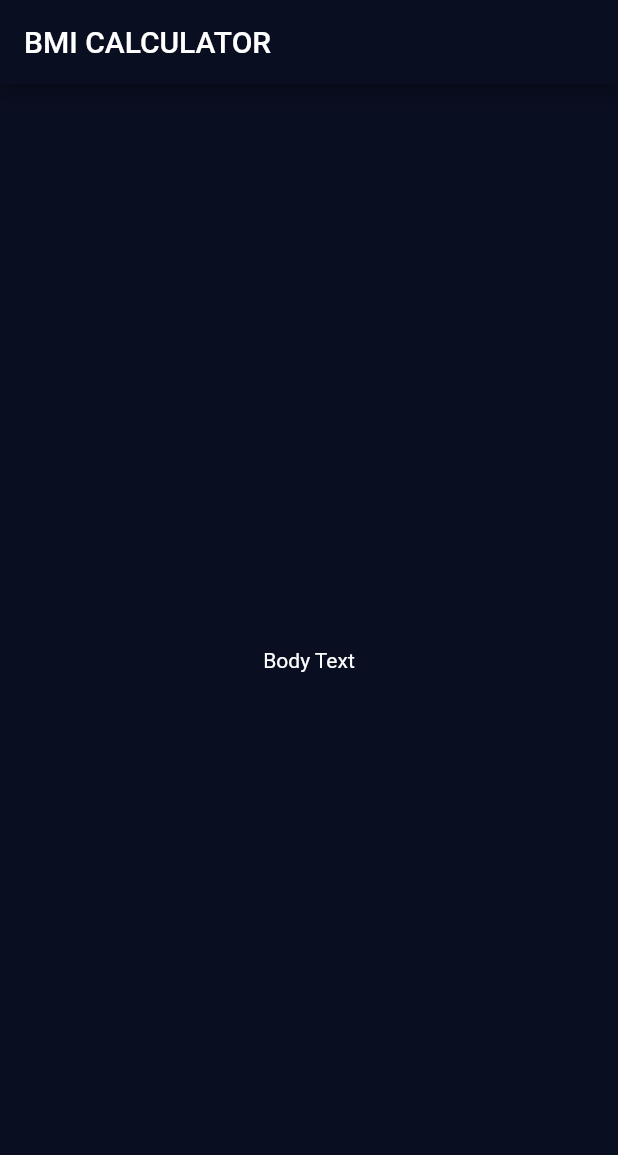
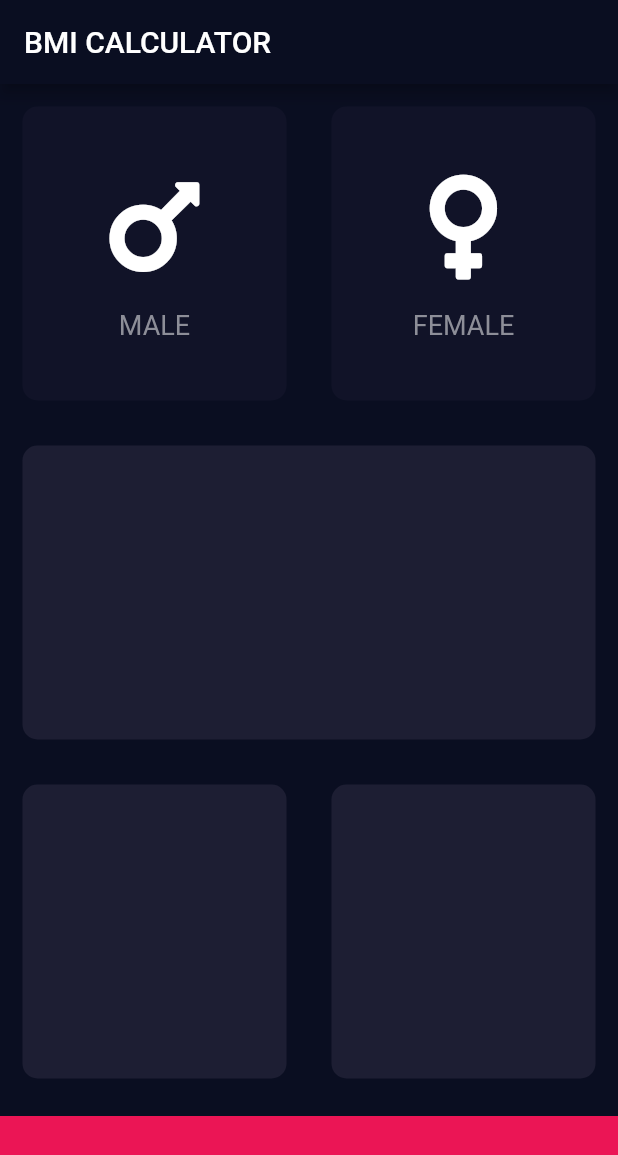
Before and after one commit to disono/flutter-template-ui, a Flutter app: the screen it shows after launch, on a phone screen of 412 x 824 dp. Shown: the top 1155 px of the screen. Run offline on Flutter 3.47's test engine with Material 2 defaults, Android fonts, the phone set to English and light mode, and no system bars; our stand-ins replace audioplayers, font_awesome_flutter.

Commit message:
Refactor code under card

```diff
--- /dev/null
+++ b/bmi-calculator-flutter/lib/icon_content.dart
@@ -0,0 +1,34 @@
+import 'package:flutter/material.dart';
+import 'package:font_awesome_flutter/font_awesome_flutter.dart';
+
+const labelStyle = TextStyle(
+  fontSize: 18,
+  color: Color(0xFF8D8E98),
+);
+
+class IconContent extends StatelessWidget {
+  IconContent({@required this.icon, this.label});
+
+  final IconData icon;
+  final String label;
+
+  @override
+  Widget build(BuildContext context) {
+    return Column(
+      mainAxisAlignment: MainAxisAlignment.center,
+      children: <Widget>[
+        FaIcon(
+          icon,
+          size: 80,
+        ),
+        SizedBox(
+          height: 15,
+        ),
+        Text(
+          label,
+          style: labelStyle,
+        )
+      ],
+    );
+  }
+}
--- a/bmi-calculator-flutter/lib/input_page.dart
+++ b/bmi-calculator-flutter/lib/input_page.dart
@@ -1,4 +1,13 @@
+import 'reusable_card.dart';
 import 'package:flutter/material.dart';
+import 'package:font_awesome_flutter/font_awesome_flutter.dart';
+import 'icon_content.dart';
+
+const double bottomContainerHeight = 80;
+const activeCardColor = Color(0xFF1D1E33);
+const inactiveCardColor = Color(0xFF111328);
+const bottomContainerColor = Color(0xFFEB1555);
+enum Gender{female, male}
 
 class InputPage extends StatefulWidget {
   @override
@@ -6,14 +15,91 @@ class InputPage extends StatefulWidget {
 }
 
 class _InputPageState extends State<InputPage> {
+  Color maleCardColor = inactiveCardColor;
+  Color femaleCardColor = inactiveCardColor;
+
+  void updateColor(Gender gender) {
+    maleCardColor = gender == Gender.male ? activeCardColor : inactiveCardColor;
+    femaleCardColor = gender == Gender.female ? activeCardColor : inactiveCardColor;
+  }
+
   @override
   Widget build(BuildContext context) {
     return Scaffold(
       appBar: AppBar(
         title: Text('BMI CALCULATOR'),
       ),
-      body: Center(
-        child: Text('Body Text'),
+      body: Column(
+        crossAxisAlignment: CrossAxisAlignment.stretch,
+        children: <Widget>[
+          Expanded(
+            child: Row(
+              children: <Widget>[
+                Expanded(
+                  child: ReusableCard(
+                    onTap: () {
+                      setState(() {
+                        this.updateColor(Gender.male);
+                      });
+                    },
+                    color: maleCardColor,
+                    cardChild: IconContent(
+                      icon: FontAwesomeIcons.mars,
+                      label: "MALE",
+                    ),
+                  ),
+                ),
+                Expanded(
+                  child: ReusableCard(
+                    onTap: () {
+                      setState(() {
+                        this.updateColor(Gender.female);
+                      });
+                    },
+                    color: femaleCardColor,
+                    cardChild: IconContent(
+                      icon: FontAwesomeIcons.venus,
+                      label: "FEMALE",
+                    ),
+                  ),
+                ),
+              ],
+            ),
+          ),
+          Expanded(
+            child: Row(
+              children: <Widget>[
+                Expanded(
+                  child: ReusableCard(
+                    color: activeCardColor,
+                  ),
+                ),
+              ],
+            ),
+          ),
+          Expanded(
+            child: Row(
+              children: <Widget>[
+                Expanded(
+                  child: ReusableCard(
+                    color: activeCardColor,
+                  ),
+                ),
+                Expanded(
+                  child: ReusableCard(
+                    color: activeCardColor,
+                  ),
+                ),
+              ],
+            ),
+          ),
+          Container(
+            color: bottomContainerColor,
+            margin: EdgeInsets.only(top: 10),
+            width: double.infinity,
+            height: bottomContainerHeight,
+          )
+        ],
       ),
     );
   }
--- /dev/null
+++ b/bmi-calculator-flutter/lib/reusable_card.dart
@@ -0,0 +1,24 @@
+import 'package:flutter/material.dart';
+
+class ReusableCard extends StatelessWidget {
+  ReusableCard({@required this.color, this.cardChild, this.onTap});
+
+  final Color color;
+  final Widget cardChild;
+  final Function onTap;
+
+  @override
+  Widget build(BuildContext context) {
+    return GestureDetector(
+      onTap: onTap,
+      child: Container(
+        child: cardChild,
+        margin: EdgeInsets.all(15),
+        decoration: BoxDecoration(
+          color: color,
+          borderRadius: BorderRadius.circular(10),
+        ),
+      ),
+    );
+  }
+}
--- a/bmi-calculator-flutter/pubspec.yaml
+++ b/bmi-calculator-flutter/pubspec.yaml
@@ -11,6 +11,7 @@ dependencies:
     sdk: flutter
 
   cupertino_icons: ^0.1.2
+  font_awesome_flutter: ^8.10.0
 
 dev_dependencies:
   flutter_test:
```
